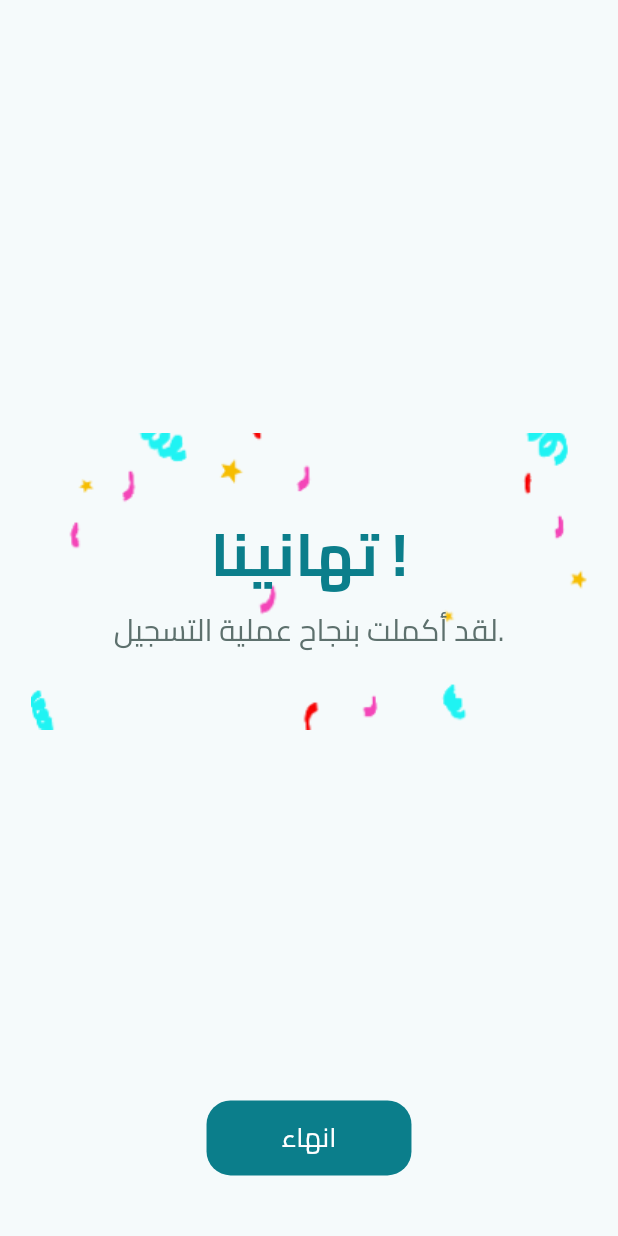
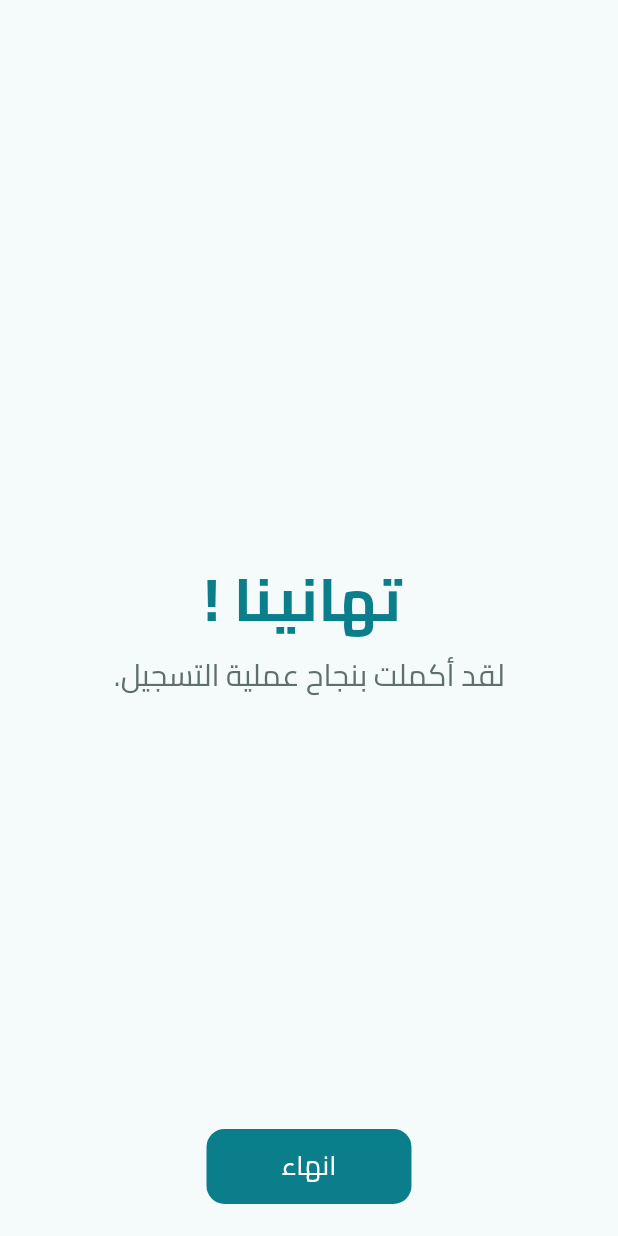
Before and after one commit to Abdullah-Jehani/Eamar_app, a Flutter app: the FinishScreen screen opened directly, on a phone screen of 412 x 824 dp. Run offline on Flutter 3.47's test engine with Material 3 defaults, Android fonts, the phone set to English and light mode, and no system bars; drawn by our look-alikes of confetti; our stand-ins replace flutter_svg, image_picker, shared_preferences; missing offline and left inert: iconify_flutter; accounts and stored records are empty.

Commit message:
added confetti to finish screen

```diff
--- a/lib/providers/auth_provider.dart
+++ b/lib/providers/auth_provider.dart
@@ -61,7 +61,7 @@
   Future<List> register(Map userBody, BuildContext context) async {
     setLoading(true);
     final response =
-        await api.post('http://192.168.1.112:8080/api/register', userBody);
+        await api.post('http://192.168.43.115:8080/api/register', userBody);
     if (response.statusCode == 201) {
       setAuthenticated(true);
       final SharedPreferences prefs = await SharedPreferences.getInstance();
@@ -91,7 +91,7 @@
   Future<List> login(Map userBody, BuildContext context) async {
     setLoading(true);
     final response =
-        await api.post('http://192.168.1.112:8080/api/login', userBody);
+        await api.post('http://192.168.43.115:8080/api/login', userBody);
 
     if (response.statusCode == 200) {
       setAuthenticated(true);
--- a/lib/screens/secondary/finish_screen.dart
+++ b/lib/screens/secondary/finish_screen.dart
@@ -1,16 +1,46 @@
+import 'dart:async';
+
+import 'package:confetti/confetti.dart';
 import 'package:eamar_app/helpers/colors.dart';
 import 'package:eamar_app/screens/home/home_screen.dart';
 import 'package:flutter/material.dart';
 
 class FinishScreen extends StatefulWidget {
-  const FinishScreen({super.key});
+  const FinishScreen({Key? key}) : super(key: key);
 
   @override
-  State<FinishScreen> createState() => _FinishScreenState();
+  _FinishScreenState createState() => _FinishScreenState();
 }
 
 class _FinishScreenState extends State<FinishScreen> {
+  bool isPlaying = false;
+  final controller = ConfettiController();
+
   @override
+  void initState() {
+    super.initState();
+    // Start the confetti animation
+    Timer(const Duration(milliseconds: 500), () {
+      startConfetti();
+    });
+  }
+
+  @override
+  void dispose() {
+    // Dispose the confetti controller
+    controller.dispose();
+    isPlaying = false;
+    super.dispose();
+  }
+
+  void startConfetti() {
+    setState(() {
+      isPlaying = true;
+    });
+
+    controller.play();
+  }
+
   Widget build(BuildContext context) {
     Size size = MediaQuery.of(context).size;
 
@@ -20,40 +50,53 @@
           child: Column(
             children: [
               SizedBox(
-                height: size.height * .35,
+                height: size.height * 0.45,
               ),
-              Stack(
+              ConfettiWidget(
+                confettiController: controller,
+                blastDirectionality: BlastDirectionality.explosive,
+                shouldLoop: true,
+                colors: const [
+                  Colors.green,
+                  Colors.blue,
+                  Colors.pink,
+                  Colors.orange,
+                  Colors.purple,
+                ],
+                child: Stack(
                   alignment: Alignment.center,
                   children: [
-                  Image.asset('assets/images/secondary/finishPhoto.png'),
                     Column(
                       children: [
                         Text(
-                        'تهانينا !',
+                          '! تهانينا ',
                           style: TextStyle(
                             color: primaryColor,
                             fontFamily: 'cairo',
                             fontSize: 40,
-                            fontWeight: FontWeight.bold),
+                            fontWeight: FontWeight.bold,
+                          ),
                         ),
                         SizedBox(
-                        height: size.height * .009,
+                          height: size.height * 0.009,
                         ),
                         Text(
-                        'لقد أكملت بنجاح عملية التسجيل.',
+                          '.لقد أكملت بنجاح عملية التسجيل',
                           style: TextStyle(
                             color: textColor,
                             fontFamily: 'cairo',
-                            fontSize: 20),
-                      )
+                            fontSize: 20,
+                          ),
+                        ),
                       ],
                     ),
                   ],
                 ),
+              ),
               Column(
                 children: [
                   SizedBox(
-                    height: size.height * .3,
+                    height: size.height * 0.35,
                   ),
                   TextButton(
                     onPressed: () {
@@ -78,14 +121,17 @@
                     style: ButtonStyle(
                       padding: MaterialStateProperty.all<EdgeInsetsGeometry>(
                         const EdgeInsets.symmetric(
-                              horizontal: 50, vertical: 12)),
+                          horizontal: 50,
+                          vertical: 12,
+                        ),
+                      ),
                       backgroundColor:
                           MaterialStateProperty.all<Color>(primaryColor),
                       foregroundColor:
                           MaterialStateProperty.all<Color>(Colors.white),
                       shape: MaterialStateProperty.all<RoundedRectangleBorder>(
                         RoundedRectangleBorder(
-                          borderRadius: BorderRadius.circular(16.0),
+                          borderRadius: BorderRadius.circular(12.0),
                         ),
                       ),
                     ),
@@ -99,8 +145,11 @@
                       ),
                     ),
                   ),
+                  const SizedBox(
+                    height: 10,
+                  ),
                 ],
-              )
+              ),
             ],
           ),
         ),
--- a/pubspec.yaml
+++ b/pubspec.yaml
@@ -40,6 +40,7 @@
   iconify_flutter:
   http:
   image_picker:
+  confetti: ^0.7.0
 
 dev_dependencies:
   flutter_test:
```
Also changed, not shown: pubspec.lock. Lines whose indentation alone changed are shown as unchanged.
